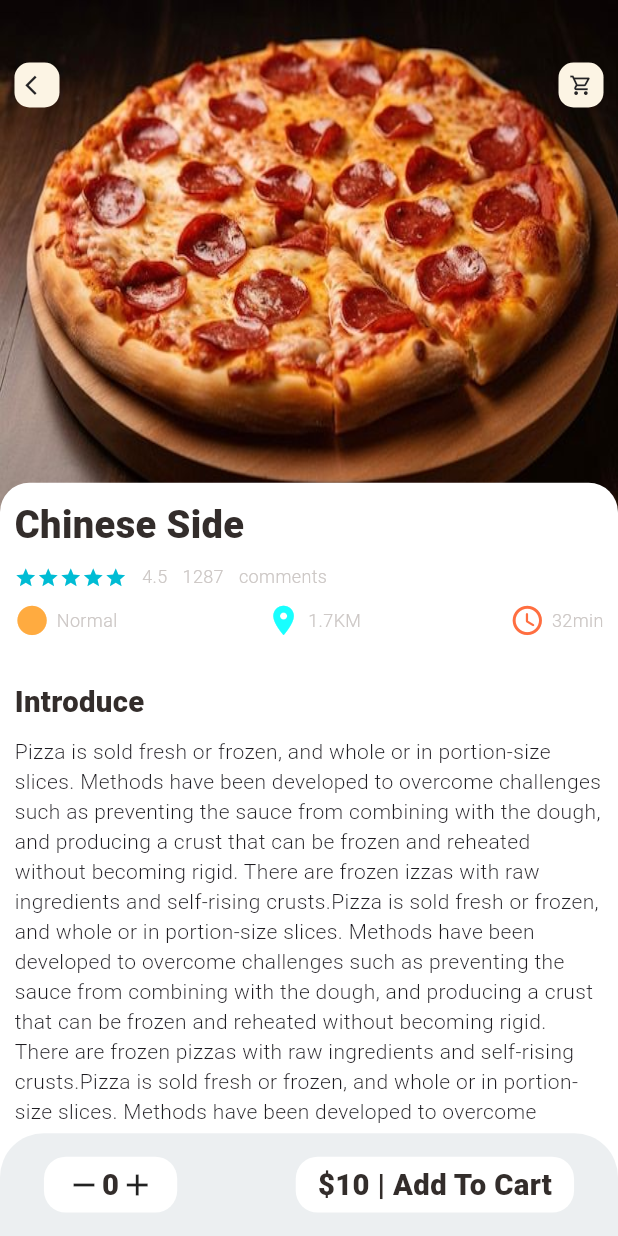
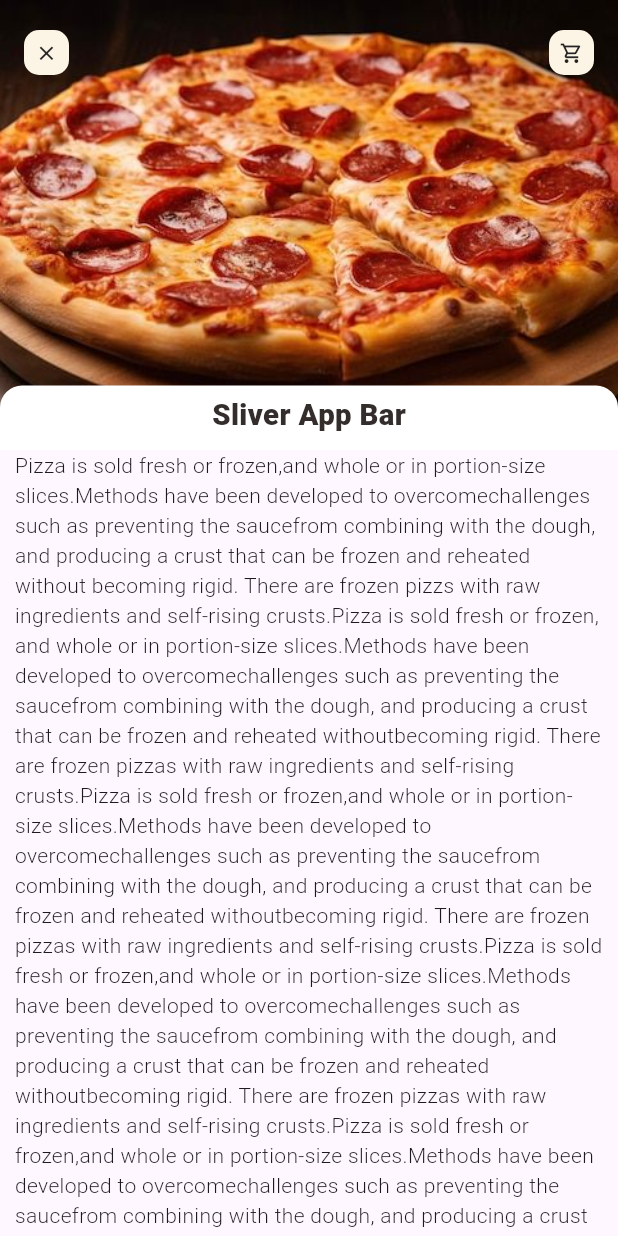
Before and after one commit to Kaser-slaiby/food_delivery, a Flutter app: the screen it shows after launch, after a tap on "Show more", on a phone screen of 412 x 824 dp. Run offline on Flutter 3.47's test engine with Material 3 defaults, Android fonts, the phone set to English and light mode, and no system bars; our stand-ins replace dots_indicator, get.

Commit message:
add new page for recommended food detail

```diff
--- a/lib/main.dart
+++ b/lib/main.dart
@@ -1,5 +1,6 @@
 import 'package:flutter/material.dart';
 import 'package:food_delivery/pages/food/popular_food_detail.dart';
+import 'package:food_delivery/pages/food/recommended_food_detail.dart';
 import 'package:get/get.dart';
 
 void main() {
@@ -34,7 +35,7 @@ class MyApp extends StatelessWidget {
         colorScheme: ColorScheme.fromSeed(seedColor: Colors.deepPurple),
         useMaterial3: true,
       ),
-      home: PopularFoodDetail(),
+      home: RecommendedFoodDetail(),
     );
   }
 }
--- /dev/null
+++ b/lib/pages/food/recommended_food_detail.dart
@@ -0,0 +1,188 @@
+import 'package:flutter/cupertino.dart';
+import 'package:flutter/material.dart';
+import 'package:food_delivery/utils/dimensions.dart';
+import 'package:food_delivery/widgets/app_icon.dart';
+import 'package:food_delivery/widgets/big_text.dart';
+import 'package:food_delivery/widgets/expandable_text.dart';
+
+class RecommendedFoodDetail extends StatelessWidget {
+  const RecommendedFoodDetail({super.key});
+
+  @override
+  Widget build(BuildContext context) {
+    return Scaffold(
+      body: CustomScrollView(
+        slivers: [
+          SliverAppBar(
+            toolbarHeight: 70,
+            title: Row(
+              mainAxisAlignment: MainAxisAlignment.spaceBetween,
+              children: [
+                AppIcon(icon: Icons.clear),
+                AppIcon(icon: Icons.shopping_cart_outlined),
+              ],
+            ),
+            bottom: PreferredSize(
+              preferredSize: Size.fromHeight(20),
+              child: Container(
+                decoration: BoxDecoration(
+                  color: Colors.white,
+                  borderRadius: BorderRadius.only(
+                    topRight: Radius.circular(Dimensions.radius15),
+                    topLeft: Radius.circular(Dimensions.radius15),
+                  ),
+                ),
+                child: Center(
+                  child: BigText(
+                    text: "Sliver App Bar",
+                  ),
+                ),
+                width: double.maxFinite,
+                padding: EdgeInsets.only(
+                  top: 5,
+                  bottom: 10,
+                ),
+              ),
+            ),
+            pinned: true,
+            backgroundColor: Colors.cyan,
+            expandedHeight: 300,
+            flexibleSpace: FlexibleSpaceBar(
+              background: Image.asset(
+                "assets/image/pizza.jpeg",
+                width: double.maxFinite,
+                fit: BoxFit.cover,
+              ),
+            ),
+          ),
+          SliverToBoxAdapter(
+            child: Column(
+              children: [
+                Container(
+                  child: ExpandabelText(
+                    text: "Pizza is sold fresh or frozen,"
+                        "and whole or in portion-size slices."
+                        "Methods have been developed to overcome"
+                        "challenges such as preventing the sauce"
+                        "from combining with the dough, and producing a crust that can be frozen and reheated without"
+                        " becoming rigid."
+                        " There are frozen pizzas with raw ingredients and self-rising crusts."
+                        "Pizza is sold fresh or frozen, "
+                        "and whole or in portion-size slices."
+                        "Methods have been developed to overcome"
+                        "challenges such as preventing the sauce"
+                        "from combining with the dough, and producing a crust that can be frozen and reheated without"
+                        "becoming rigid."
+                        " There are frozen pizzas with raw ingredients and self-rising crusts."
+                        "Pizza is sold fresh or frozen,"
+                        "and whole or in portion-size slices."
+                        "Methods have been developed to overcome"
+                        "challenges such as preventing the sauce"
+                        "from combining with the dough, and producing a crust that can be frozen and reheated without"
+                        "becoming rigid."
+                        " There are frozen pizzas with raw ingredients and self-rising crusts."
+                        "Pizza is sold fresh or frozen,"
+                        "and whole or in portion-size slices."
+                        "Methods have been developed to overcome"
+                        "challenges such as preventing the sauce"
+                        "from combining with the dough, and producing a crust that can be frozen and reheated without"
+                        "becoming rigid."
+                        " There are frozen pizzas with raw ingredients and self-rising crusts."
+                        "Pizza is sold fresh or frozen,"
+                        "and whole or in portion-size slices."
+                        "Methods have been developed to overcome"
+                        "challenges such as preventing the sauce"
+                        "from combining with the dough, and producing a crust that can be frozen and reheated without"
+                        " becoming rigid."
+                        " There are frozen pizzas with raw ingredients and self-rising crusts."
+                        "Pizza is sold fresh or frozen, "
+                        "and whole or in portion-size slices."
+                        "Methods have been developed to overcome"
+                        "challenges such as preventing the sauce"
+                        "from combining with the dough, and producing a crust that can be frozen and reheated without "
+                        "becoming rigid."
+                        " There are frozen pizzas with raw ingredients and self-rising crusts."
+                        "Pizza is sold fresh or frozen, "
+                        "and whole or in portion-size slices. "
+                        "Methods have been developed to overcome "
+                        "challenges such as preventing the sauce "
+                        "from combining with the dough, and producing a crust that can be frozen and reheated without "
+                        "becoming rigid."
+                        " There are frozen pizzas with raw ingredients and self-rising crusts."
+                        "Pizza is sold fresh or frozen, "
+                        "and whole or in portion-size slices. "
+                        "Methods have been developed to overcome "
+                        "challenges such as preventing the sauce "
+                        "from combining with the dough, and producing a crust that can be frozen and reheated without "
+                        "becoming rigid."
+                        " There are frozen pizzas with raw ingredients and self-rising crusts."
+                        "Pizza is sold fresh or frozen,"
+                        "and whole or in portion-size slices."
+                        "Methods have been developed to overcome"
+                        "challenges such as preventing the sauce"
+                        "from combining with the dough, and producing a crust that can be frozen and reheated without"
+                        " becoming rigid."
+                        " There are frozen pizzas with raw ingredients and self-rising crusts."
+                        "Pizza is sold fresh or frozen, "
+                        "and whole or in portion-size slices."
+                        "Methods have been developed to overcome"
+                        "challenges such as preventing the sauce"
+                        "from combining with the dough, and producing a crust that can be frozen and reheated without"
+                        "becoming rigid."
+                        " There are frozen pizzas with raw ingredients and self-rising crusts."
+                        "Pizza is sold fresh or frozen,"
+                        "and whole or in portion-size slices."
+                        "Methods have been developed to overcome"
+                        "challenges such as preventing the sauce"
+                        "from combining with the dough, and producing a crust that can be frozen and reheated without"
+                        "becoming rigid."
+                        " There are frozen pizzas with raw ingredients and self-rising crusts."
+                        "Pizza is sold fresh or frozen,"
+                        "and whole or in portion-size slices."
+                        "Methods have been developed to overcome"
+                        "challenges such as preventing the sauce"
+                        "from combining with the dough, and producing a crust that can be frozen and reheated without"
+                        "becoming rigid."
+                        " There are frozen pizzas with raw ingredients and self-rising crusts."
+                        "Pizza is sold fresh or frozen,"
+                        "and whole or in portion-size slices."
+                        "Methods have been developed to overcome"
+                        "challenges such as preventing the sauce"
+                        "from combining with the dough, and producing a crust that can be frozen and reheated without"
+                        " becoming rigid."
+                        " There are frozen pizzas with raw ingredients and self-rising crusts."
+                        "Pizza is sold fresh or frozen, "
+                        "and whole or in portion-size slices."
+                        "Methods have been developed to overcome"
+                        "challenges such as preventing the sauce"
+                        "from combining with the dough, and producing a crust that can be frozen and reheated without "
+                        "becoming rigid."
+                        " There are frozen pizzas with raw ingredients and self-rising crusts."
+                        "Pizza is sold fresh or frozen, "
+                        "and whole or in portion-size slices. "
+                        "Methods have been developed to overcome "
+                        "challenges such as preventing the sauce "
+                        "from combining with the dough, and producing a crust that can be frozen and reheated without "
+                        "becoming rigid."
+                        " There are frozen pizzas with raw ingredients and self-rising crusts."
+                        "Pizza is sold fresh or frozen, "
+                        "and whole or in portion-size slices. "
+                        "Methods have been developed to overcome "
+                        "challenges such as preventing the sauce "
+                        "from combining with the dough, and producing a crust that can be frozen and reheated without "
+                        "becoming rigid."
+                        " There are frozen pizzas with raw ingredients and self-rising crusts.",
+                  ),
+                  margin: EdgeInsets.only(
+                    left: Dimensions.width10,
+                    right: Dimensions.width10,
+                  ),
+                ),
+              ],
+            ),
+          ),
+        ],
+      ),
+    );
+  }
+}
```
